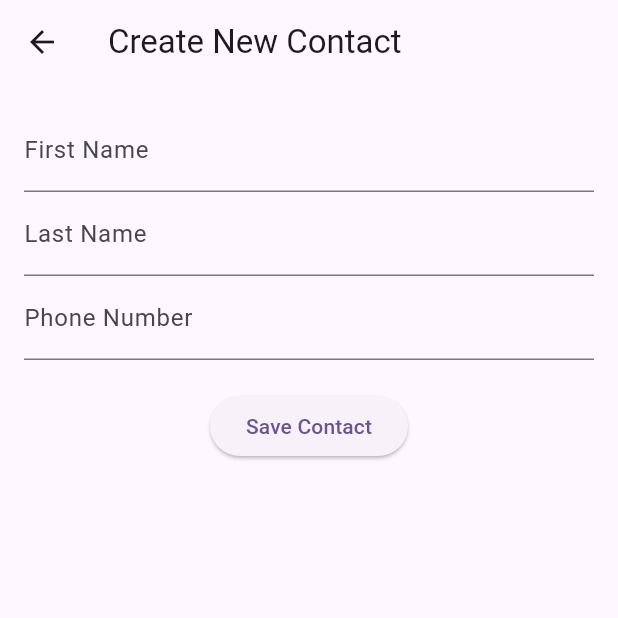
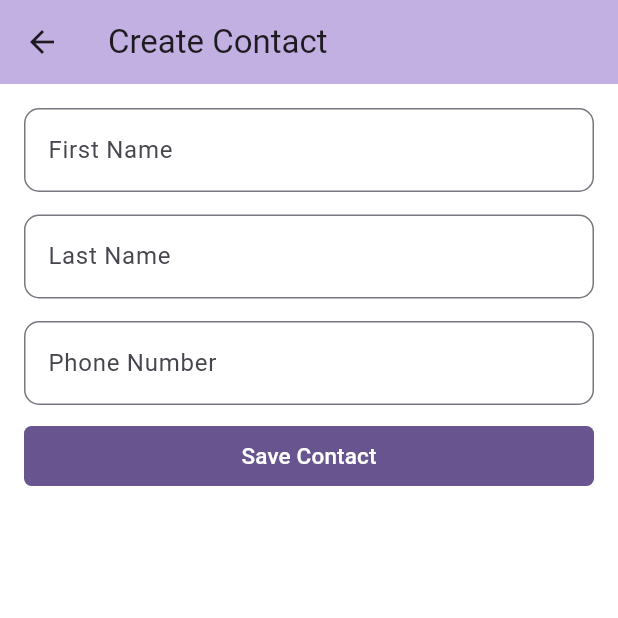
Before and after one commit to santiagoduc0s/contact_manager, a Flutter app: the screen it shows after launch, after a tap on the "add" icon, on a phone screen of 412 x 824 dp, the top half of it. Run offline on Flutter 3.47's test engine with Material 3 defaults, Android fonts, the phone set to English and light mode, and no system bars; our stand-ins replace flutter_contacts, permission_handler.

Commit message:
feat(ui): some ui things
* app bar color
* background white scaffold and dialog
* change styles inputs
* change elevated buttons for filled
* remove refresh floating button

```diff
--- a/lib/features/create_contact/create_contact_screen.dart
+++ b/lib/features/create_contact/create_contact_screen.dart
@@ -37,7 +37,8 @@ class _CreateContactScreenState extends State<CreateContactScreen> {
   Widget build(BuildContext context) {
     return Scaffold(
       appBar: AppBar(
-        title: const Text('Create New Contact'),
+        backgroundColor: Colors.deepPurple.withOpacity(.4),
+        title: const Text('Create Contact'),
       ),
       body: Padding(
         padding: const EdgeInsets.all(16.0),
@@ -45,21 +46,64 @@ class _CreateContactScreenState extends State<CreateContactScreen> {
           children: [
             TextField(
               controller: _firstNameController,
-              decoration: const InputDecoration(labelText: 'First Name'),
+              decoration: InputDecoration(
+                labelText: 'First Name',
+                border: OutlineInputBorder(
+                  borderRadius: BorderRadius.circular(10.0),
+                ),
+                focusedBorder: OutlineInputBorder(
+                  borderSide: const BorderSide(color: Colors.deepPurple),
+                  borderRadius: BorderRadius.circular(10.0),
+                ),
+              ),
             ),
+            const SizedBox(height: 15),
             TextField(
               controller: _lastNameController,
-              decoration: const InputDecoration(labelText: 'Last Name'),
+              decoration: InputDecoration(
+                labelText: 'Last Name',
+                border: OutlineInputBorder(
+                  borderRadius: BorderRadius.circular(10.0),
+                ),
+                focusedBorder: OutlineInputBorder(
+                  borderSide: const BorderSide(color: Colors.deepPurple),
+                  borderRadius: BorderRadius.circular(10.0),
+                ),
+              ),
             ),
+            const SizedBox(height: 15),
             TextField(
               controller: _phoneController,
-              decoration: const InputDecoration(labelText: 'Phone Number'),
+              decoration: InputDecoration(
+                labelText: 'Phone Number',
+                border: OutlineInputBorder(
+                  borderRadius: BorderRadius.circular(10.0),
+                ),
+                focusedBorder: OutlineInputBorder(
+                  borderSide: const BorderSide(color: Colors.deepPurple),
+                  borderRadius: BorderRadius.circular(10.0),
+                ),
+              ),
               keyboardType: TextInputType.phone,
             ),
-            const SizedBox(height: 20),
-            ElevatedButton(
-              onPressed: _saveContact,
-              child: const Text('Save Contact'),
+            const SizedBox(height: 10),
+            Row(
+              children: [
+                Expanded(
+                  child: FilledButton(
+                    onPressed: _saveContact,
+                    style: ElevatedButton.styleFrom(
+                      shape: RoundedRectangleBorder(
+                        borderRadius: BorderRadius.circular(5.0),
+                      ),
+                    ),
+                    child: const Text(
+                      'Save Contact',
+                      style: TextStyle(fontSize: 15),
+                    ),
+                  ),
+                ),
+              ],
             ),
           ],
         ),
--- a/lib/features/home/home_screen.dart
+++ b/lib/features/home/home_screen.dart
@@ -167,6 +167,8 @@ class _HomeScreenState extends State<HomeScreen> with WidgetsBindingObserver {
   Widget build(BuildContext context) {
     return Scaffold(
       appBar: AppBar(
+        backgroundColor: Colors.deepPurple.withOpacity(.4),
+        scrolledUnderElevation: 0.0,
         centerTitle: false,
         title: const Text('Contacts'),
         actions: [
@@ -311,17 +313,24 @@ class _HomeScreenState extends State<HomeScreen> with WidgetsBindingObserver {
               ),
       ),
       floatingActionButton: _permissionGranted && !_isSelecting
-          ? Column(
-              mainAxisAlignment: MainAxisAlignment.end,
-              children: [
-                FloatingActionButton(
-                  heroTag: 'fetchContacts',
-                  onPressed: _fetchContacts,
-                  tooltip: 'Fetch Contacts',
-                  child: const Icon(Icons.refresh),
-                ),
+          ? FloatingActionButton(
+            heroTag: 'goToCreateContactPage',
+            onPressed: _navigateToCreateContactPage,
+            tooltip: 'Go to Create Contact Page',
+            child: const Icon(Icons.add),
+          )
+          : null,
+    );
+  }
+}
 
-                /// testing
+/// testing
+                // FloatingActionButton(
+                //   heroTag: 'fetchContacts',
+                //   onPressed: _fetchContacts,
+                //   tooltip: 'Fetch Contacts',
+                //   child: const Icon(Icons.refresh),
+                // ),
                 // const SizedBox(height: 10),
                 // FloatingActionButton(
                 //   heroTag: 'createRandomContact',
@@ -329,16 +338,3 @@ class _HomeScreenState extends State<HomeScreen> with WidgetsBindingObserver {
                 //   tooltip: 'Create Random Contact',
                 //   child: const Icon(Icons.person_add),
                 // ),
-                const SizedBox(height: 10),
-                FloatingActionButton(
-                  heroTag: 'goToCreateContactPage',
-                  onPressed: _navigateToCreateContactPage,
-                  tooltip: 'Go to Create Contact Page',
-                  child: const Icon(Icons.add),
-                ),
-              ],
-            )
-          : null,
-    );
-  }
-}
--- a/lib/main.dart
+++ b/lib/main.dart
@@ -20,6 +20,8 @@
     return MaterialApp(
       debugShowCheckedModeBanner: false,
       theme: ThemeData(
+        scaffoldBackgroundColor: Colors.white,
+        dialogBackgroundColor: Colors.white,
         colorScheme: ColorScheme.fromSeed(seedColor: Colors.deepPurple),
         useMaterial3: true,
       ),
```
Also changed, not shown: lib/features/edit_contact/edit_contact_screen.dart (+51 -7 lines).
